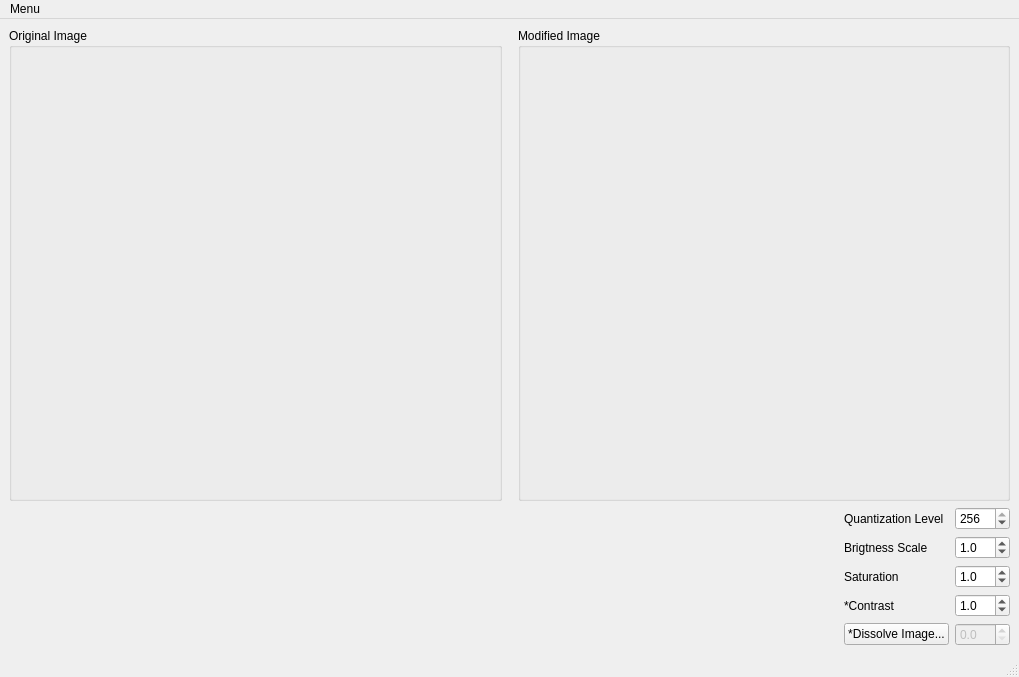
Above: a1/MainWindow.ui from yunuscanemre/cpsc453 before the change. Below: the same form after it.
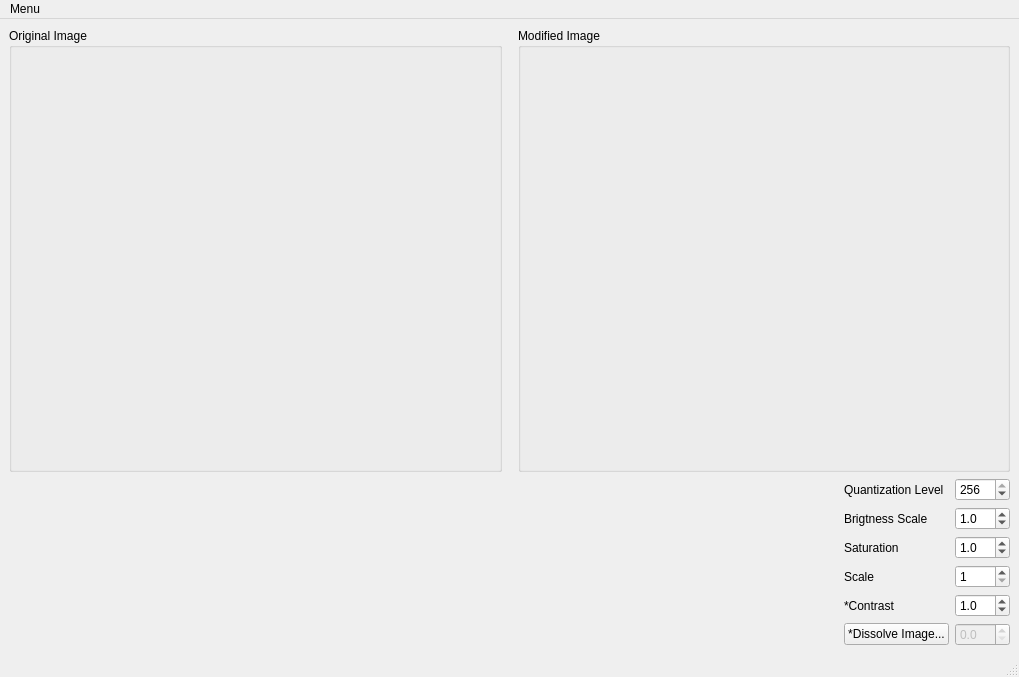
That is the form after the change.

Patch:
```diff
--- a/a1/MainWindow.ui
+++ b/a1/MainWindow.ui
@@ -118,7 +118,7 @@
         </property>
        </widget>
       </item>
-      <item row="4" column="1">
+      <item row="5" column="1">
        <widget class="QPushButton" name="dissolveSelect">
         <property name="text">
          <string>*Dissolve Image...</string>
@@ -132,7 +132,7 @@
         </property>
        </widget>
       </item>
-      <item row="4" column="2">
+      <item row="5" column="2">
        <widget class="QDoubleSpinBox" name="dissolveEntry">
         <property name="enabled">
          <bool>false</bool>
@@ -151,14 +151,14 @@
         </property>
        </widget>
       </item>
-      <item row="3" column="1">
+      <item row="4" column="1">
        <widget class="QLabel" name="label_4">
         <property name="text">
          <string>*Contrast</string>
         </property>
        </widget>
       </item>
-      <item row="3" column="2">
+      <item row="4" column="2">
        <widget class="QDoubleSpinBox" name="contrastEntry">
         <property name="keyboardTracking">
          <bool>false</bool>
@@ -202,7 +202,7 @@
         </property>
        </widget>
       </item>
-      <item row="3" column="0">
+      <item row="4" column="0">
        <spacer name="horizontalSpacer_5">
         <property name="orientation">
          <enum>Qt::Horizontal</enum>
@@ -251,6 +251,42 @@
         </property>
        </spacer>
       </item>
+      <item row="3" column="2">
+       <widget class="QSpinBox" name="scaleEntry">
+        <property name="keyboardTracking">
+         <bool>false</bool>
+        </property>
+        <property name="minimum">
+         <number>1</number>
+        </property>
+        <property name="maximum">
+         <number>5</number>
+        </property>
+        <property name="value">
+         <number>1</number>
+        </property>
+       </widget>
+      </item>
+      <item row="3" column="1">
+       <widget class="QLabel" name="label_5">
+        <property name="text">
+         <string>Scale</string>
+        </property>
+       </widget>
+      </item>
+      <item row="3" column="0">
+       <spacer name="horizontalSpacer_6">
+        <property name="orientation">
+         <enum>Qt::Horizontal</enum>
+        </property>
+        <property name="sizeHint" stdset="0">
+         <size>
+          <width>40</width>
+          <height>20</height>
+         </size>
+        </property>
+       </spacer>
+      </item>
      </layout>
     </item>
    </layout>
```
